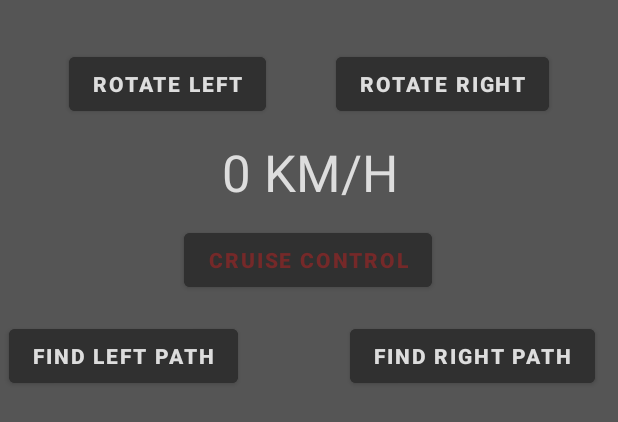
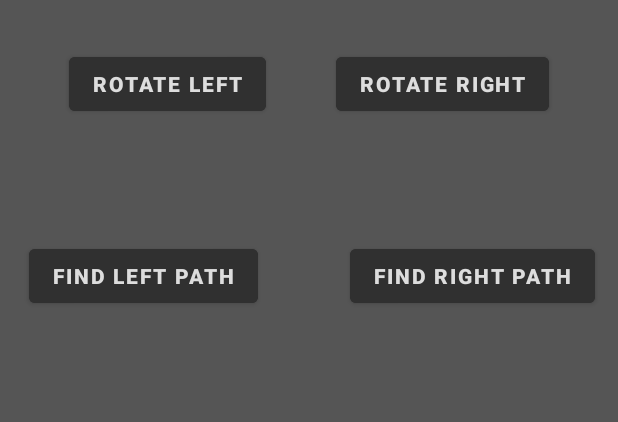
Before and after one commit to ETS-Android5/group-13, an Android app: the layout activity_main.xml on its own in the app's theme, with its tools: preview values and no code run, on a phone screen of 412 x 824 dp. Shown: the top 422 px of the screen. Run offline under Robolectric (Android 15) with nearby library versions, the phone set to English and light mode, and no system bars.

Commit message:
#85 Refine and clean code
- Move speedometer and combine drawFPS and drawUPS
- Remove cruise control button and reposition all other buttons
- Remove messageArrived as we will not implement a camera

Co-Authored-By: Mijin Kim <84513662+mezyn@users.noreply.github.com>

```diff
--- a/CarControl/app/src/main/java/com/code/carcontrol/Joystick.java
+++ b/CarControl/app/src/main/java/com/code/carcontrol/Joystick.java
@@ -5,9 +5,7 @@ import static com.code.carcontrol.MainActivity.mMqttClient;
 import android.graphics.Canvas;
 import android.graphics.Color;
 import android.graphics.Paint;
-import android.graphics.drawable.GradientDrawable;
 
-import java.sql.SQLOutput;
 
 /** Explain more how this class works, how it is used and why it's used.
  This class includes features and methods of joystick.
@@ -69,6 +67,7 @@ public class Joystick {
      * to the displacement
      */
 
+
     /*  Even though the driver's joystick is located at a point which is slightly off from the upper Y-axis,
     we still can figure out that the driver's intention was to move the car move straight forward.
     To enable this, we divided the joystick to have 16 sections. Each section has a degree of (360/16),
@@ -76,6 +75,7 @@ public class Joystick {
     would be the same, adjusting the drivers movement to the central line of each section.
     Basic trigonometry was used to figure out the coordinates of section borders and the central lines.
     The code repetition is remained on purpose as it provides better understanding from a reader's perspective.*/
+
 
     public double getInnerX() {
         innerCircleCenterPositionX = (int) (outerCircleCenterPositionX + actuatorX * outerCircleRadius);
@@ -100,6 +100,8 @@ public class Joystick {
         double distanceY = 500 - innerCirclePositionY;
         double speed = distanceY / 150.00;
         speed *= 50;
+        Game.speed = speed;
+
         return speed;
 
     }
--- a/CarControl/app/src/main/res/layout/activity_main.xml
+++ b/CarControl/app/src/main/res/layout/activity_main.xml
@@ -35,44 +35,11 @@
         app:layout_constraintStart_toEndOf="@+id/ROTATE_LEFT"
         app:layout_constraintTop_toTopOf="parent" />
 
-    <EditText
-        android:id="@+id/lblSpeed"
-        android:layout_width="wrap_content"
-        android:layout_height="wrap_content"
-        android:layout_marginTop="12dp"
-        android:background="@null"
-        android:ems="10"
-        android:enabled="false"
-        android:inputType="none"
-        android:text="0 KM/H"
-        android:textAlignment="center"
-        android:textColor="#DDDDDD"
-        android:textSize="34sp"
-        app:layout_constraintEnd_toEndOf="parent"
-        app:layout_constraintHorizontal_bias="0.545"
-        app:layout_constraintStart_toStartOf="parent"
-        app:layout_constraintTop_toBottomOf="@id/ROTATE_RIGHT" />
-
-    <Button
-        android:id="@+id/CRUISE_CONTROL"
-        android:layout_width="wrap_content"
-        android:layout_height="wrap_content"
-        android:layout_marginTop="12dp"
-        android:background="@null"
-        android:backgroundTint="#303030"
-        android:text="CRUISE CONTROL"
-        android:textColor="#752929"
-        android:textStyle="bold"
-        app:layout_constraintEnd_toEndOf="parent"
-        app:layout_constraintHorizontal_bias="0.497"
-        app:layout_constraintStart_toStartOf="parent"
-        app:layout_constraintTop_toBottomOf="@id/lblSpeed" />
-
     <Button
         android:id="@+id/FindRightPath"
         android:layout_width="wrap_content"
         android:layout_height="wrap_content"
-        android:layout_marginTop="76dp"
+        android:layout_marginTop="120px"
         android:background="@null"
         android:backgroundTint="#303030"
         android:text="Find Right Path"
@@ -81,13 +48,14 @@
         app:layout_constraintEnd_toEndOf="parent"
         app:layout_constraintHorizontal_bias="0.937"
         app:layout_constraintStart_toStartOf="parent"
-        app:layout_constraintTop_toBottomOf="@id/lblSpeed" />
+        app:layout_constraintTop_toBottomOf="@id/ROTATE_RIGHT" />
 
     <Button
         android:id="@+id/FindLeftPath"
         android:layout_width="wrap_content"
         android:layout_height="wrap_content"
-        android:layout_marginTop="76dp"
+        android:layout_marginLeft="20px"
+        android:layout_marginTop="120px"
         android:background="@null"
         android:backgroundTint="#303030"
         android:text="Find Left Path"
@@ -96,7 +64,7 @@
         app:layout_constraintEnd_toEndOf="parent"
         app:layout_constraintHorizontal_bias="0.024"
         app:layout_constraintStart_toStartOf="parent"
-        app:layout_constraintTop_toBottomOf="@id/lblSpeed" />
+        app:layout_constraintTop_toBottomOf="@id/ROTATE_LEFT" />
 
     <LinearLayout
         android:id="@+id/joystick"
```
Also changed, not shown: CarControl/app/src/main/java/com/code/carcontrol/Game.java (+13 -12 lines), CarControl/app/src/main/java/com/code/carcontrol/MainActivity.java (+12 -47 lines).
